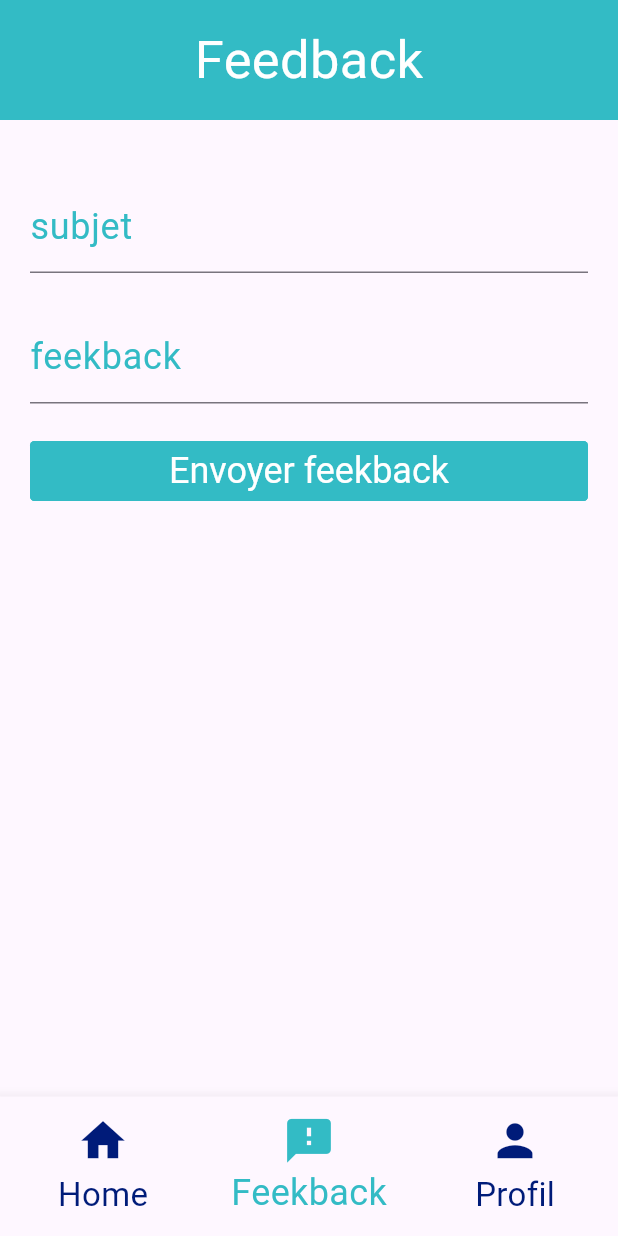
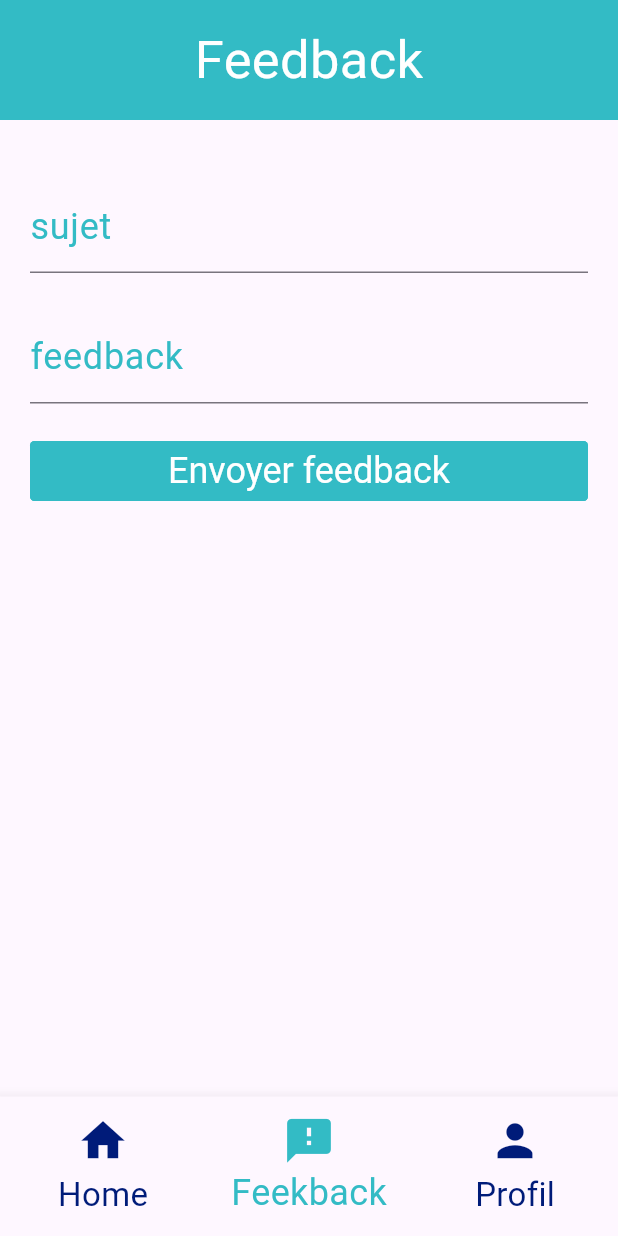
Before and after one commit to GuilavoguiPierre12345/odc_pro, a Flutter app: the MyApp screen opened directly, item 2 of the bottom bar chosen, on a phone screen of 412 x 824 dp. Run offline on Flutter 3.47's test engine with Material 3 defaults, Android fonts, the phone set to English and light mode, and no system bars; drawn by our look-alikes of flutter_form_builder, getwidget; our stand-ins replace cloud_firestore, connectivity_plus, firebase_core, form_builder_validators, geocoding, geolocator and 3 more; missing offline and left inert: flutter_polyline_points, geodesy; accounts and stored records are empty.

Commit message:
Update feekback.dart

```diff
--- a/lib/widgets/widget_pages/feekback.dart
+++ b/lib/widgets/widget_pages/feekback.dart
@@ -55,7 +55,7 @@ class _FeekBackState extends State<FeekBack>
               child: Column(
                 children: [
                   InputFrom(
-                      titre: 'subjet',
+                      titre: 'sujet',
                       keyBoard: TextInputType.text,
                       hin: 'votre sujet',
                       nom: 'sujet',
@@ -64,11 +64,11 @@ class _FeekBackState extends State<FeekBack>
                     height: 25,
                   ),
                   InputFrom(
-                      titre: 'feekback',
+                      titre: 'feedback',
                       keyBoard: TextInputType.multiline,
-                      hin: 'votre feekback',
+                      hin: 'votre feedback',
                       nom: 'contenu',
-                      error: 'le feekback est obligatoire'),
+                      error: 'le feedback est obligatoire'),
                   const SizedBox(
                     height: 25,
                   ),
@@ -80,7 +80,7 @@ class _FeekBackState extends State<FeekBack>
                     },
                     textStyle: const TextStyle(fontSize: 24),
                     color: const Color(0xFF33BBC5),
-                    text: "Envoyer feekback",
+                    text: "Envoyer feedback",
                     fullWidthButton: true,
                     size: GFSize.LARGE,
                   )
```
